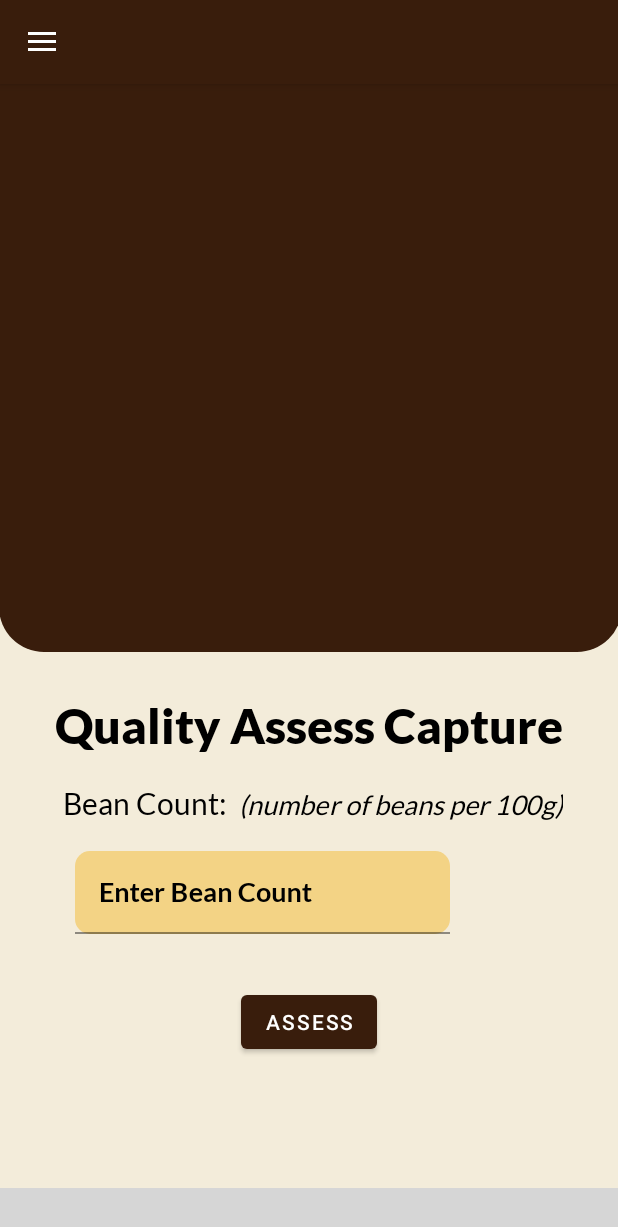
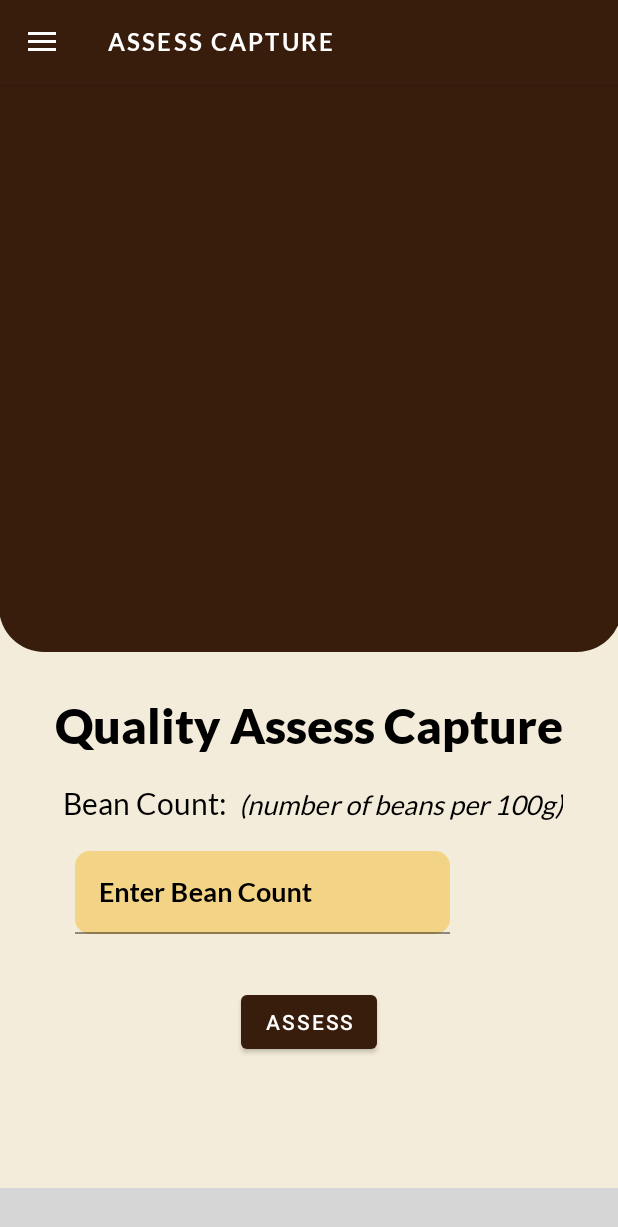
Before and after one commit to qjmttejada/CAQAO-APP, an Android app: the AssessFragment screen opened through its navigation route, on a phone screen of 412 x 824 dp. Shown: the top 1227 px of the screen. Run offline under Robolectric (Android 15) with nearby library versions, the phone set to English and light mode, and no system bars; our stand-ins replace data binding, navigation-ui; libraries missing offline, so code that uses them is left out: com.etebarian.meowbottomnavigation, com.karumi.dexter; plain views replace MeowBottomNavigation; 10 statements that could not run were skipped; grey boxes are pictures that could not be loaded.

Commit message:
fixed navbar title for assess fragment

```diff
--- a/app/src/main/java/com/example/caqao/fragments/AssessFragment.kt
+++ b/app/src/main/java/com/example/caqao/fragments/AssessFragment.kt
@@ -8,6 +8,7 @@ import android.view.View
 import android.view.ViewGroup
 import android.widget.Toast
 import androidx.activity.OnBackPressedCallback
+import androidx.appcompat.app.AppCompatActivity
 import androidx.fragment.app.activityViewModels
 import androidx.navigation.fragment.findNavController
 import com.etebarian.meowbottomnavigation.MeowBottomNavigation
@@ -46,8 +47,10 @@ class AssessFragment : Fragment() {
             }
         })
 
+
         val botnav = requireActivity().findViewById<MeowBottomNavigation>(R.id.bottomNavigation)
         botnav.visibility = View.GONE
+        (activity as AppCompatActivity).supportActionBar?.title = "Assess Capture"
     }
 
     fun assessCacaoBeans() {
@@ -74,4 +77,6 @@ class AssessFragment : Fragment() {
         super.onDestroyView()
         binding = null
     }
+
+
 }
```
